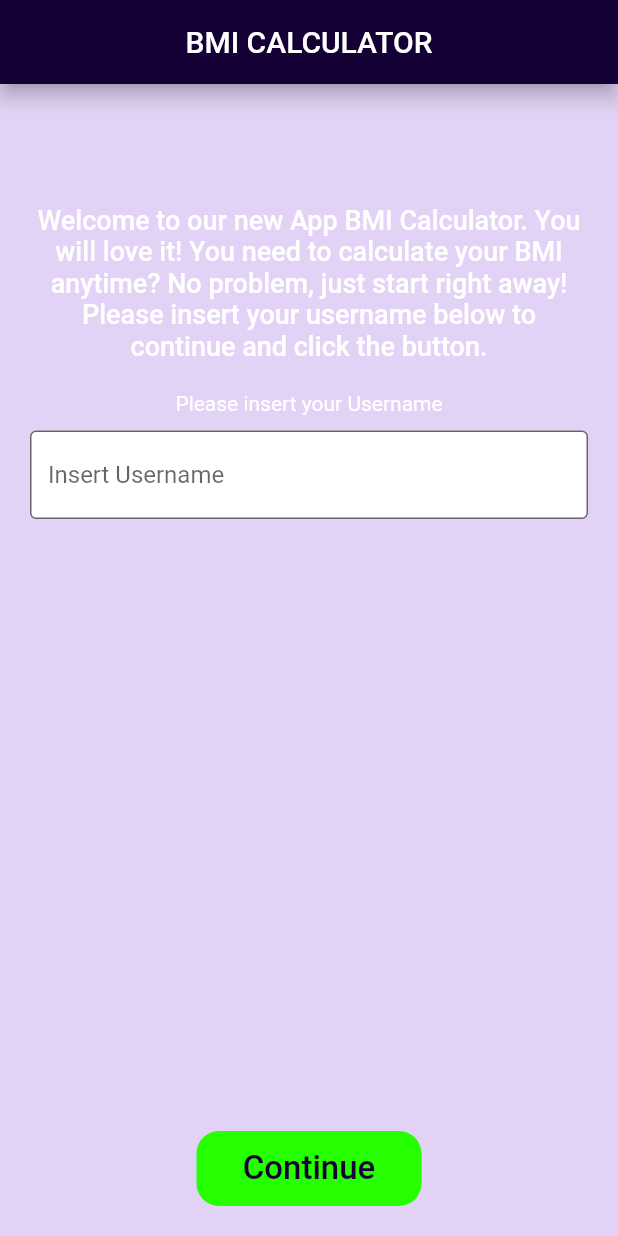
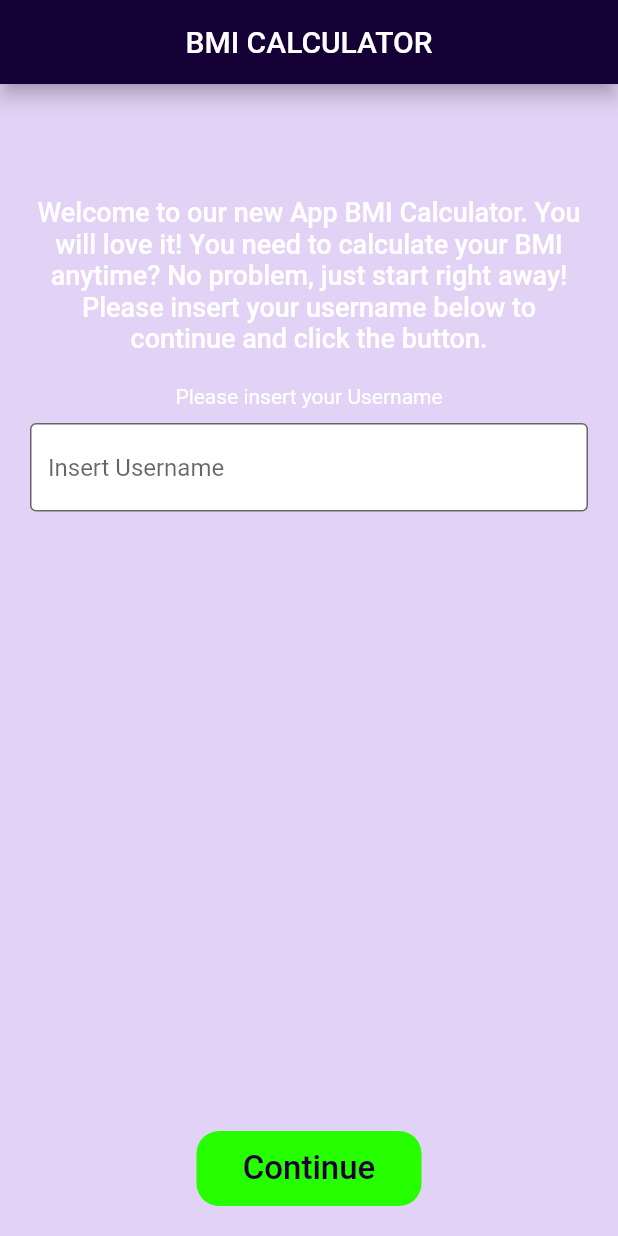
Before and after one commit to msaluz/BMICalculator, a Flutter app: the screen it shows after launch, on a phone screen of 412 x 824 dp. Run offline on Flutter 3.47's test engine with Material 2 defaults, Android fonts, the phone set to English and light mode, and no system bars; our stand-ins replace bloc, flutter_bloc.

Commit message:
edit bmi cubit

```diff
--- a/lib/data/models/bmi_model.dart
+++ b/lib/data/models/bmi_model.dart
@@ -1,6 +1,6 @@
 class BMI {
-  final double height;
-  final double weight;
+  final int height;
+  final int weight;
   static double? low;
   static double? high;
   static final List<String> descriptions = [
--- a/lib/data/repositories/bmi_repository.dart
+++ b/lib/data/repositories/bmi_repository.dart
@@ -1,12 +1,12 @@
 import '../models/bmi_model.dart';
 
 class BmiRepository {
-  Future<String> getBmiScore(double weight, double height) async {
+  Future<String> getBmiScore(int weight, int height) async {
     BMI bmi = BMI(height: height, weight: weight);
-    return bmi.compute().toString();
+    return bmi.compute().toStringAsFixed(2);
   }
 
-  Future<String> getBmiRating(double weight, double height) async {
+  Future<String> getBmiRating(int weight, int height) async {
     BMI bmi = BMI(height: height, weight: weight);
     return bmi.computeBmiRating();
   }
--- a/lib/logic/cubits/bmi_state.dart
+++ b/lib/logic/cubits/bmi_state.dart
@@ -4,21 +4,11 @@ abstract class BmiState {}
 
 class BmiLoading extends BmiState {}
 
-class BmiCalculated extends BmiState {
-  final String bmiScore;
-
-  BmiCalculated({required this.bmiScore});
-}
-
-class BmiValues extends BmiState {
+class BmiResult extends BmiState {
   final String height;
   final String weight;
-
-  BmiValues({required this.height, required this.weight});
-}
-
-class BmiRating extends BmiState {
+  final String bmiScore;
   final String bmiRating;
 
-  BmiRating({required this.bmiRating});
+  BmiResult(this.height, this.weight, this.bmiScore, this.bmiRating);
 }
--- a/lib/presentation/screens/bmi_screen.dart
+++ b/lib/presentation/screens/bmi_screen.dart
@@ -223,9 +223,7 @@ class _BmiScreenState extends State<BmiScreen>
                   onPressed: () {
                     final cubit = BlocProvider.of<BmiCubit>(context);
                     [
-                      cubit.setBmiValues(height.toString(), weight.toString()),
-                      cubit.bmiCalculate(height, weight),
-                      cubit.bmiGetRating(height, weight),
+                      cubit.bmiResult(height.toInt(), weight.toInt()),
                       Navigator.of(context).pushNamed(Routes.resultScreen)
                     ];
                   },
--- a/lib/presentation/screens/home_screen.dart
+++ b/lib/presentation/screens/home_screen.dart
@@ -1,5 +1,4 @@
 import 'package:bmi_calculator/logic/cubits/user_cubit.dart';
-import 'package:bmi_calculator/presentation/screens/bmi_screen.dart';
 import 'package:flutter/material.dart';
 import 'package:flutter_bloc/flutter_bloc.dart';
 
@@ -28,7 +27,7 @@ class _HomeScreenState extends State<HomeScreen>
       ),
       backgroundColor: const Color(0x2f6009cb),
       body: Padding(
-        padding: const EdgeInsets.fromLTRB(20, 80, 20, 20),
+        padding: const EdgeInsets.fromLTRB(20, 75, 20, 20),
         child: Column(
           children: [
             const Text(
@@ -66,8 +65,14 @@ class _HomeScreenState extends State<HomeScreen>
             const SizedBox(height: 20),
             ElevatedButton(
               onPressed: () {
-                [context.read<UserCubit>().sendUsername(controller.text),
-                Navigator.of(context).pushNamed(Routes.bmiScreen)];
+                if (controller.text != "") {
+                  [
+                    context.read<UserCubit>().sendUsername(controller.text),
+                    Navigator.of(context).pushNamed(Routes.bmiScreen)
+                  ];
+                } else {
+                  //TODO: Show error message
+                }
                 //Navigator.push(context, MaterialPageRoute(builder: (context) => const BmiScreen(text: )))
               },
               style: ElevatedButton.styleFrom(
```
Also changed, not shown: lib/logic/cubits/bmi_cubit.dart (+4 -10 lines), lib/presentation/screens/result_screen.dart (+4 -4 lines).
